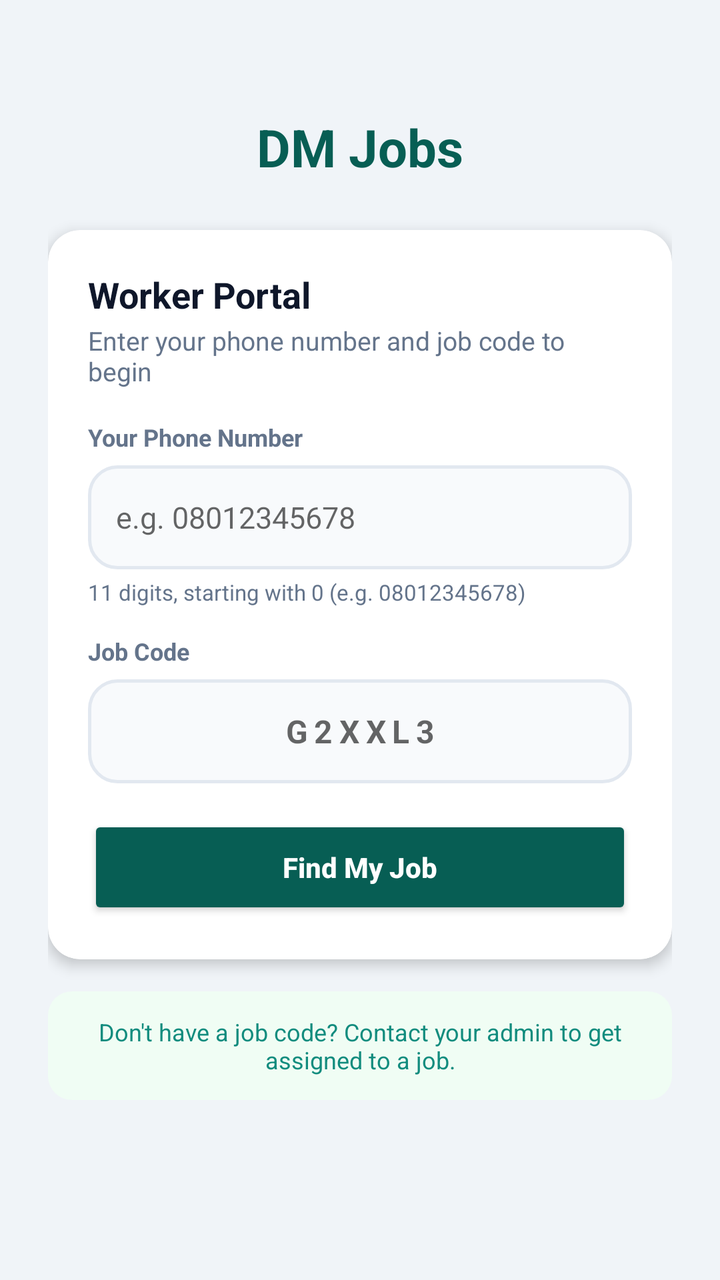
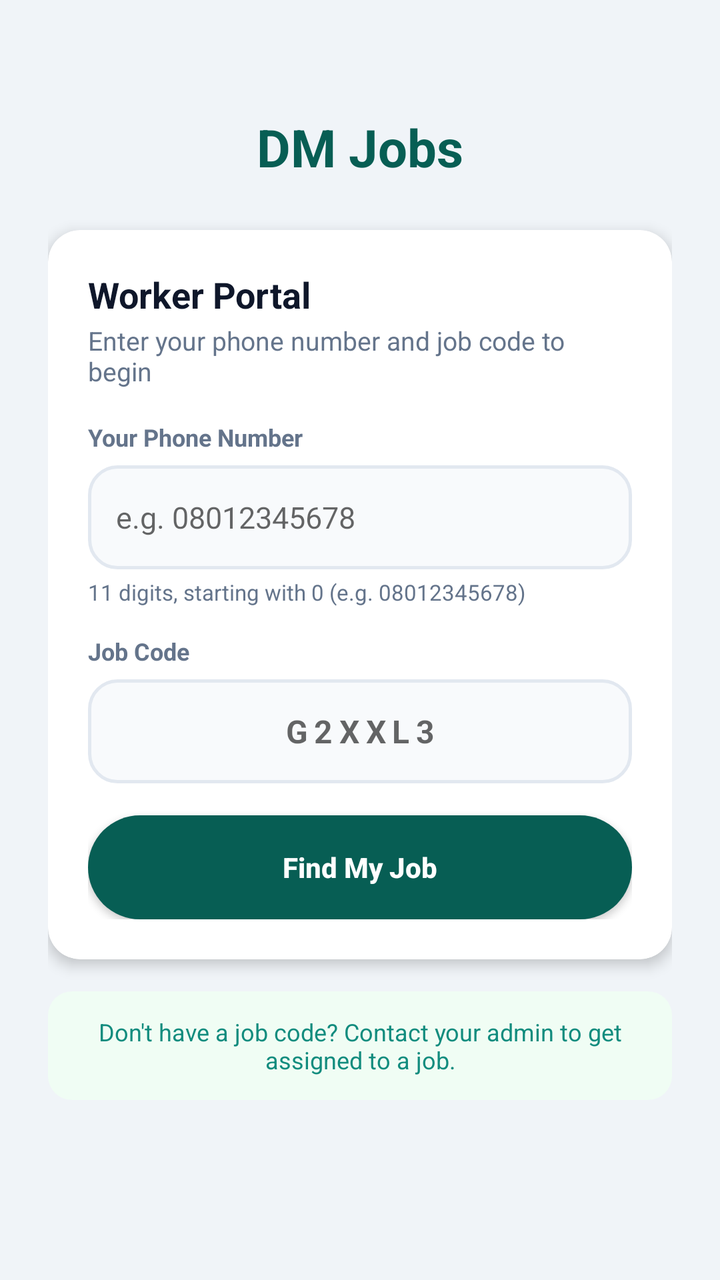

An Android layout rendered at two revisions. The XML below is the earlier revision; the diff shows what the commit changed to produce the second picture.
<!-- AndroidManifest.xml: application theme Theme.DMJobsWorker -->
<!-- res/layout/activity_login.xml -->
<?xml version="1.0" encoding="utf-8"?>
<ScrollView xmlns:android="http://schemas.android.com/apk/res/android"
    android:layout_width="match_parent"
    android:layout_height="match_parent"
    android:background="@color/bg">

    <LinearLayout
        android:layout_width="match_parent"
        android:layout_height="wrap_content"
        android:orientation="vertical"
        android:padding="24dp">

        <TextView
            android:layout_width="wrap_content"
            android:layout_height="wrap_content"
            android:layout_gravity="center_horizontal"
            android:layout_marginTop="32dp"
            android:layout_marginBottom="24dp"
            android:text="DM Jobs"
            android:textColor="@color/green_deep"
            android:textSize="26sp"
            android:textStyle="bold" />

        <androidx.cardview.widget.CardView
            android:layout_width="match_parent"
            android:layout_height="wrap_content"
            app:cardCornerRadius="16dp"
            app:cardElevation="4dp"
            xmlns:app="http://schemas.android.com/apk/res-auto">

            <LinearLayout
                android:layout_width="match_parent"
                android:layout_height="wrap_content"
                android:orientation="vertical"
                android:padding="20dp">

                <TextView
                    android:layout_width="wrap_content"
                    android:layout_height="wrap_content"
                    android:text="Worker Portal"
                    android:textColor="@color/text"
                    android:textSize="18sp"
                    android:textStyle="bold" />

                <TextView
                    android:layout_width="wrap_content"
                    android:layout_height="wrap_content"
                    android:layout_marginTop="2dp"
                    android:layout_marginBottom="16dp"
                    android:text="Enter your phone number and job code to begin"
                    android:textColor="@color/text_muted"
                    android:textSize="13sp" />

                <TextView
                    android:layout_width="wrap_content"
                    android:layout_height="wrap_content"
                    android:text="Your Phone Number"
                    android:textColor="@color/text_muted"
                    android:textSize="12sp"
                    android:textStyle="bold" />

                <EditText
                    android:id="@+id/inp_username"
                    android:layout_width="match_parent"
                    android:layout_height="52dp"
                    android:layout_marginTop="6dp"
                    android:background="@drawable/input_bg"
                    android:hint="e.g. 08012345678"
                    android:inputType="phone"
                    android:maxLength="11"
                    android:paddingHorizontal="14dp"
                    android:textSize="15sp" />

                <TextView
                    android:layout_width="wrap_content"
                    android:layout_height="wrap_content"
                    android:layout_marginTop="4dp"
                    android:text="11 digits, starting with 0 (e.g. 08012345678)"
                    android:textColor="@color/text_muted"
                    android:textSize="11sp" />

                <TextView
                    android:layout_width="wrap_content"
                    android:layout_height="wrap_content"
                    android:layout_marginTop="14dp"
                    android:text="Job Code"
                    android:textColor="@color/text_muted"
                    android:textSize="12sp"
                    android:textStyle="bold" />

                <EditText
                    android:id="@+id/inp_jobcode"
                    android:layout_width="match_parent"
                    android:layout_height="52dp"
                    android:layout_marginTop="6dp"
                    android:background="@drawable/input_bg"
                    android:gravity="center"
                    android:hint="G2XXL3"
                    android:inputType="textCapCharacters"
                    android:letterSpacing="0.2"
                    android:maxLength="8"
                    android:textSize="16sp"
                    android:textStyle="bold" />

                <TextView
                    android:id="@+id/login_error"
                    android:layout_width="match_parent"
                    android:layout_height="wrap_content"
                    android:layout_marginTop="12dp"
                    android:background="@drawable/error_bg"
                    android:padding="10dp"
                    android:textColor="@color/red"
                    android:textSize="13sp"
                    android:visibility="gone" />

                <Button
                    android:id="@+id/btn_login"
                    android:layout_width="match_parent"
                    android:layout_height="52dp"
                    android:layout_marginTop="16dp"
                    android:backgroundTint="@color/green_deep"
                    android:text="Find My Job"
                    android:textAllCaps="false"
                    android:textColor="@color/white"
                    android:textStyle="bold" />

                <ProgressBar
                    android:id="@+id/login_progress"
                    android:layout_width="24dp"
                    android:layout_height="24dp"
                    android:layout_gravity="center_horizontal"
                    android:layout_marginTop="12dp"
                    android:visibility="gone" />

            </LinearLayout>
        </androidx.cardview.widget.CardView>

        <TextView
            android:layout_width="match_parent"
            android:layout_height="wrap_content"
            android:layout_marginTop="16dp"
            android:background="@drawable/info_bg"
            android:gravity="center"
            android:padding="12dp"
            android:text="Don't have a job code? Contact your admin to get assigned to a job."
            android:textColor="@color/green_dark"
            android:textSize="12sp" />

    </LinearLayout>
</ScrollView>
<!-- resources referenced by this layout -->
<resources>
  <color name="bg">#F0F4F8</color>
  <color name="green_dark">#128C7E</color>
  <color name="green_deep">#075E54</color>
  <color name="red">#EF4444</color>
  <color name="text">#0F172A</color>
  <color name="text_muted">#64748B</color>
  <color name="white">#FFFFFF</color>
  <!-- drawable error_bg (drawable) -->
  <?xml version="1.0" encoding="utf-8"?>
  <shape xmlns:android="http://schemas.android.com/apk/res/android">
      <solid android:color="#FEE2E2" />
      <stroke android:width="1dp" android:color="#FCA5A5" />
      <corners android:radius="10dp" />
  </shape>
  <!-- drawable info_bg (drawable) -->
  <?xml version="1.0" encoding="utf-8"?>
  <shape xmlns:android="http://schemas.android.com/apk/res/android">
      <solid android:color="#F0FDF4" />
      <corners android:radius="12dp" />
  </shape>
  <!-- drawable input_bg (drawable) -->
  <?xml version="1.0" encoding="utf-8"?>
  <shape xmlns:android="http://schemas.android.com/apk/res/android">
      <solid android:color="#F8FAFC" />
      <stroke android:width="1.5dp" android:color="#E2E8F0" />
      <corners android:radius="14dp" />
  </shape>
  <style name="Theme.DMJobsWorker" parent="Theme.MaterialComponents.Light.NoActionBar">
          <item name="colorPrimary">@color/green_deep</item>
          <item name="colorPrimaryVariant">@color/green_dark</item>
          <item name="colorOnPrimary">@color/white</item>
          <item name="colorSecondary">@color/green</item>
          <item name="android:statusBarColor">@color/green_deep</item>
          <item name="android:windowBackground">@color/bg</item>
      </style>
  <color name="green">#25D366</color>
</resources>

<!-- the commit's change to res/layout/activity_login.xml (unified diff, before → after) -->
@@ -24,6 +24,7 @@
         <androidx.cardview.widget.CardView
             android:layout_width="match_parent"
             android:layout_height="wrap_content"
+            app:cardBackgroundColor="@color/white"
             app:cardCornerRadius="16dp"
             app:cardElevation="4dp"
             xmlns:app="http://schemas.android.com/apk/res-auto">
@@ -118,7 +119,7 @@
                     android:layout_width="match_parent"
                     android:layout_height="52dp"
                     android:layout_marginTop="16dp"
-                    android:backgroundTint="@color/green_deep"
+                    android:background="@drawable/button_rounded"
                     android:text="Find My Job"
                     android:textAllCaps="false"
                     android:textColor="@color/white"
<!-- resource entries referenced after the edit -->
@@ -7,6 +7,17 @@
   <color name="text">#0F172A</color>
   <color name="text_muted">#64748B</color>
   <color name="white">#FFFFFF</color>
+  <!-- drawable button_rounded (drawable) -->
+  <?xml version="1.0" encoding="utf-8"?>
+  <ripple xmlns:android="http://schemas.android.com/apk/res/android"
+      android:color="#33FFFFFF">
+      <item>
+          <shape android:shape="rectangle">
+              <solid android:color="@color/green_deep" />
+              <corners android:radius="26dp" />
+          </shape>
+      </item>
+  </ripple>
   <!-- drawable error_bg (drawable) -->
   <?xml version="1.0" encoding="utf-8"?>
   <shape xmlns:android="http://schemas.android.com/apk/res/android">
